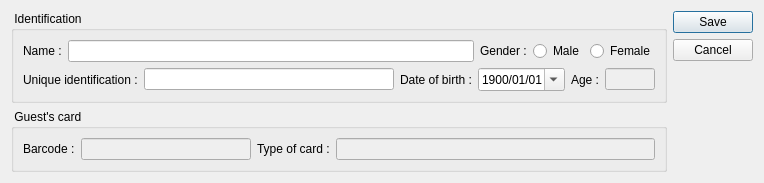
This is client/dlgguestedit.ui in tbikfalvi/Belenus as Qt 5 draws it before an edit. The edited form follows.
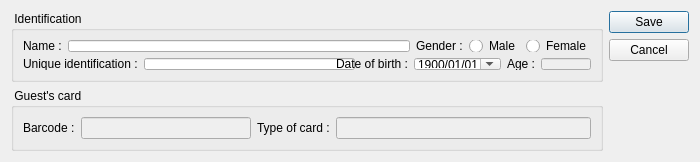
This is the edited form.

Patch:
```diff
--- a/client/dlgguestedit.ui
+++ b/client/dlgguestedit.ui
@@ -6,10 +6,22 @@
    <rect>
     <x>0</x>
     <y>0</y>
-    <width>764</width>
-    <height>168</height>
+    <width>700</width>
+    <height>162</height>
    </rect>
   </property>
+  <property name="minimumSize">
+   <size>
+    <width>700</width>
+    <height>162</height>
+   </size>
+  </property>
+  <property name="maximumSize">
+   <size>
+    <width>700</width>
+    <height>162</height>
+   </size>
+  </property>
   <property name="windowTitle">
    <string>Dialog</string>
   </property>
```
Left out of the diff: 2 changed lines with no effect on the pictures.
